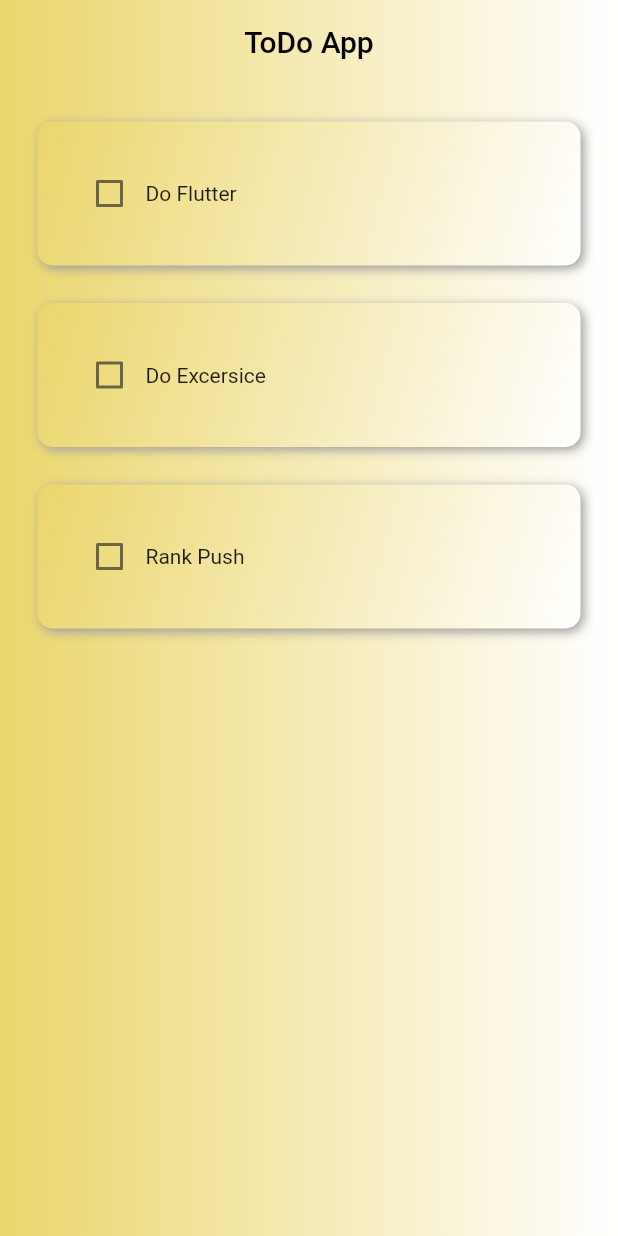
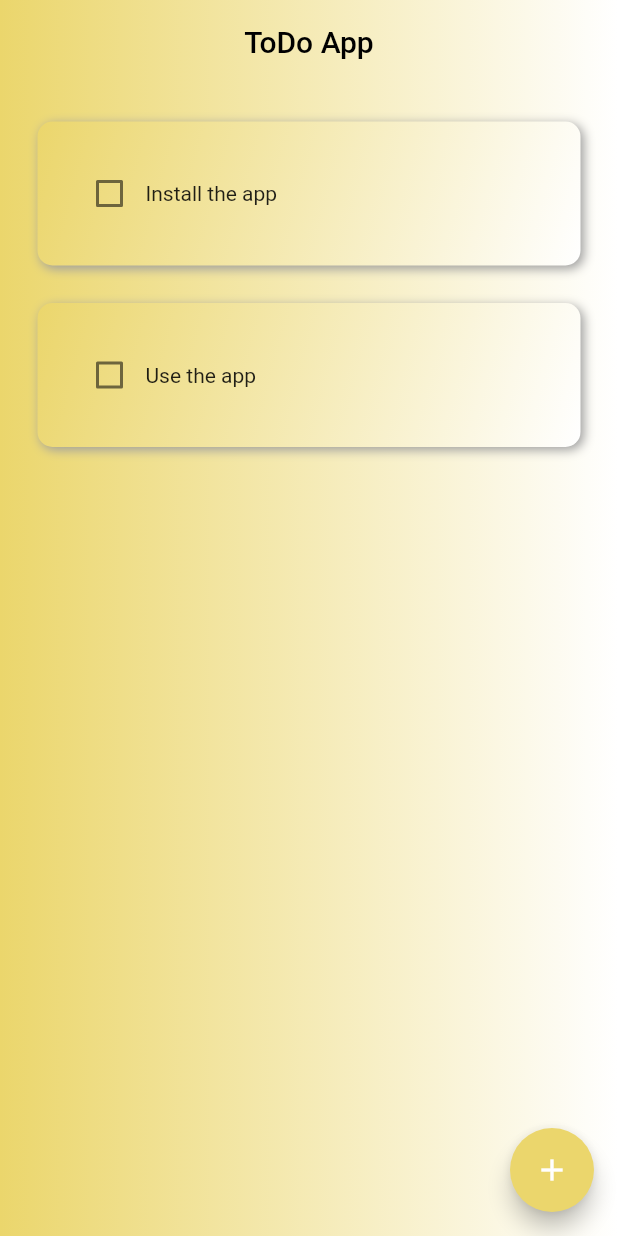
Before and after one commit to kaushal1717/todo-List, a Flutter app: the screen it shows after launch, on a phone screen of 412 x 824 dp. Run offline on Flutter 3.47's test engine with Material 2 defaults, Android fonts, the phone set to English and light mode, and no system bars; drawn by our look-alikes of flutter_slidable; our stand-ins replace hive, hive_flutter; missing offline and left inert: dart:ffi; accounts and stored records are empty.

Commit message:
adding, deleting & store to db done

```diff
--- /dev/null
+++ b/lib/consts/colors.dart
@@ -0,0 +1,7 @@
+import 'package:flutter/material.dart';
+
+class colors {
+  static const Color primaryClr = Color.fromARGB(255, 235, 214, 108);
+  static const Color secondaryClr = Colors.white;
+  static const Color checkBoxClr = Color.fromARGB(255, 235, 208, 71);
+}
--- /dev/null
+++ b/lib/data/database.dart
@@ -0,0 +1,27 @@
+import 'dart:ffi';
+
+import "package:hive_flutter/hive_flutter.dart";
+
+class TaskDataBase {
+  List todoList = [];
+  //REFENRENCE TO THE BOX
+  final _myBox = Hive.box('taskbox');
+
+  //DATA SHOWN AT 1ST USE
+  void createInitialData() {
+    todoList = [
+      ['Install the app', false],
+      ['Use the app', false],
+    ];
+  }
+
+  //LOAD THE DATA
+  void loadData() {
+    todoList = _myBox.get("TASKS");
+  }
+
+  //UPDATE THE DATA
+  void updateData() {
+    _myBox.put("TASKS", todoList);
+  }
+}
--- a/lib/homepage.dart
+++ /dev/null
@@ -1,58 +0,0 @@
-import 'package:flutter/material.dart';
-import 'package:todoapp/util/todo_tile.dart';
-
-class HomePage extends StatefulWidget {
-  const HomePage({super.key});
-
-  @override
-  State<HomePage> createState() => _HomePageState();
-}
-
-class _HomePageState extends State<HomePage> {
-  //List of tasks
-  List todoList = [
-    ["Do Flutter", false],
-    ["Do Excersice", false],
-    ["Rank Push", false],
-  ];
-
-  //Tapping on checkbox
-  void checkBoxChanged(bool? value, int index) {
-    setState(() {
-      todoList[index][1] = !todoList[index][1];
-    });
-  }
-
-  @override
-  Widget build(BuildContext context) {
-    return Scaffold(
-      extendBodyBehindAppBar: true,
-      appBar: AppBar(
-        title: const Text(
-          'ToDo App',
-          style: TextStyle(color: Colors.black),
-        ),
-        centerTitle: true,
-        elevation: 0,
-        backgroundColor: Colors.transparent,
-      ),
-      body: Container(
-        decoration: BoxDecoration(
-            gradient: LinearGradient(colors: [
-          Color.fromARGB(255, 235, 214, 108),
-          Colors.white,
-        ], begin: Alignment.centerLeft, end: Alignment.centerRight)),
-        child: ListView.builder(
-          itemCount: todoList.length,
-          itemBuilder: (context, index) {
-            return ToDoList(
-              task: todoList[index][0],
-              isChecked: todoList[index][1],
-              onChanged: (value) => checkBoxChanged(value, index),
-            );
-          },
-        ),
-      ),
-    );
-  }
-}
--- a/lib/main.dart
+++ b/lib/main.dart
@@ -1,13 +1,32 @@
 import 'package:flutter/material.dart';
-import 'package:todoapp/homepage.dart';
+import 'package:flutter/scheduler.dart';
+import 'package:hive_flutter/hive_flutter.dart';
+import 'package:todoapp/screens/homepage.dart';
 
-void main() {
+void main() async {
+  // init the hive
+  await Hive.initFlutter();
+  // open a box
+  var box = await Hive.openBox('taskbox');
   WidgetsFlutterBinding.ensureInitialized();
   runApp(const MyApp());
 }
 
-class MyApp extends StatelessWidget {
+class MyApp extends StatefulWidget {
   const MyApp({super.key});
+
+  @override
+  State<MyApp> createState() => _MyAppState();
+}
+
+class _MyAppState extends State<MyApp> {
+  @override
+  void initState() {
+    SchedulerBinding.instance.addPostFrameCallback((timeStamp) {
+      HomePage();
+    });
+    super.initState();
+  }
 
   @override
   Widget build(BuildContext context) {
--- /dev/null
+++ b/lib/screens/homepage.dart
@@ -0,0 +1,112 @@
+import 'package:flutter/material.dart';
+import 'package:hive/hive.dart';
+import 'package:todoapp/consts/colors.dart';
+import 'package:todoapp/data/database.dart';
+import 'package:todoapp/util/todo_tile.dart';
+import '../util/dialogue_box.dart';
+
+class HomePage extends StatefulWidget {
+  const HomePage({super.key});
+
+  @override
+  State<HomePage> createState() => _HomePageState();
+}
+
+class _HomePageState extends State<HomePage> {
+  final _myBox = Hive.box('taskbox');
+  TaskDataBase db = TaskDataBase();
+
+  @override
+  void initState() {
+    if (_myBox.get("TASKS") == null) {
+      db.createInitialData();
+    } else {
+      db.loadData();
+    }
+    super.initState();
+  }
+
+  final _controller = TextEditingController();
+
+  //TAP ON CHECKBOX
+  void checkBoxChanged(bool? value, int index) {
+    setState(() {
+      db.todoList[index][1] = !db.todoList[index][1];
+    });
+    db.updateData();
+  }
+
+  //SAVE A TASK
+  void saveTask() {
+    setState(() {
+      db.todoList.add([_controller.text, false]);
+      _controller.clear();
+    });
+    Navigator.of(context).pop();
+    db.updateData();
+  }
+
+  //TO ADD NEW TAKS
+  void createtaks() {
+    showDialog(
+        context: context,
+        builder: ((context) {
+          return DlgBox(
+            controller: _controller,
+            onSaved: saveTask,
+            onCancel: () => Navigator.of(context).pop(),
+          );
+        }));
+  }
+
+  //DELETE A NEW TASK
+  void deleteTask(int index) {
+    setState(() {
+      db.todoList.removeAt(index);
+    });
+    db.updateData();
+  }
+
+  @override
+  Widget build(BuildContext context) {
+    return Scaffold(
+      extendBodyBehindAppBar: true,
+      appBar: AppBar(
+        title: const Text(
+          'ToDo App',
+          style: TextStyle(color: Colors.black),
+        ),
+        centerTitle: true,
+        elevation: 0,
+        backgroundColor: Colors.transparent,
+      ),
+      floatingActionButton: FloatingActionButton(
+        backgroundColor: colors.primaryClr,
+        child: Icon(
+          Icons.add,
+        ),
+        onPressed: () {
+          createtaks();
+        },
+      ),
+      body: Container(
+        decoration: BoxDecoration(
+            gradient: LinearGradient(colors: [
+          colors.primaryClr,
+          colors.secondaryClr,
+        ], begin: Alignment.centerLeft, end: Alignment.centerRight)),
+        child: ListView.builder(
+          itemCount: db.todoList.length,
+          itemBuilder: (context, index) {
+            return ToDoList(
+              task: db.todoList[index][0],
+              isChecked: db.todoList[index][1],
+              onChanged: (value) => checkBoxChanged(value, index),
+              deleteTaskButton: (context) => deleteTask(index),
+            );
+          },
+        ),
+      ),
+    );
+  }
+}
--- a/lib/util/todo_tile.dart
+++ b/lib/util/todo_tile.dart
@@ -1,20 +1,36 @@
 import 'package:flutter/material.dart';
+import 'package:flutter_slidable/flutter_slidable.dart';
+import 'package:todoapp/consts/colors.dart';
 
 class ToDoList extends StatelessWidget {
   String task;
   bool isChecked;
   Function(bool?)? onChanged;
+  Function(BuildContext)? deleteTaskButton;
   ToDoList({
     super.key,
     required this.task,
     required this.isChecked,
     required this.onChanged,
+    required this.deleteTaskButton,
   });
 
   @override
   Widget build(BuildContext context) {
     return Padding(
       padding: EdgeInsets.only(left: 25, right: 25, top: 25),
+      child: Slidable(
+        endActionPane: ActionPane(
+          motion: StretchMotion(),
+          children: [
+            SlidableAction(
+              onPressed: deleteTaskButton,
+              icon: Icons.delete,
+              backgroundColor: Colors.red,
+              borderRadius: BorderRadius.circular(10),
+            )
+          ],
+        ),
         child: Container(
           padding: EdgeInsets.all(24),
           child: Row(
@@ -22,7 +38,7 @@ class ToDoList extends StatelessWidget {
               Checkbox(
                 value: isChecked,
                 onChanged: onChanged,
-              activeColor: Color.fromARGB(255, 235, 208, 71),
+                activeColor: colors.checkBoxClr,
               ),
               Text(
                 task,
@@ -36,8 +52,8 @@ class ToDoList extends StatelessWidget {
           decoration: BoxDecoration(
               gradient: LinearGradient(
                 colors: [
-                Color.fromARGB(255, 235, 214, 108),
-                Colors.white,
+                  colors.primaryClr,
+                  colors.secondaryClr,
                 ],
                 begin: Alignment.topLeft,
                 end: Alignment.bottomRight,
@@ -51,6 +67,7 @@ class ToDoList extends StatelessWidget {
                 )
               ]),
         ),
+      ),
     );
   }
 }
```
Also changed, not shown: lib/consts/buttons.dart (added, +22 -0 lines), lib/util/dialogue_box.dart (added, +60 -0 lines), pubspec.yaml (+8 -17 lines), pubspec.lock, 1 other file. Lines whose indentation alone changed are shown as unchanged.
